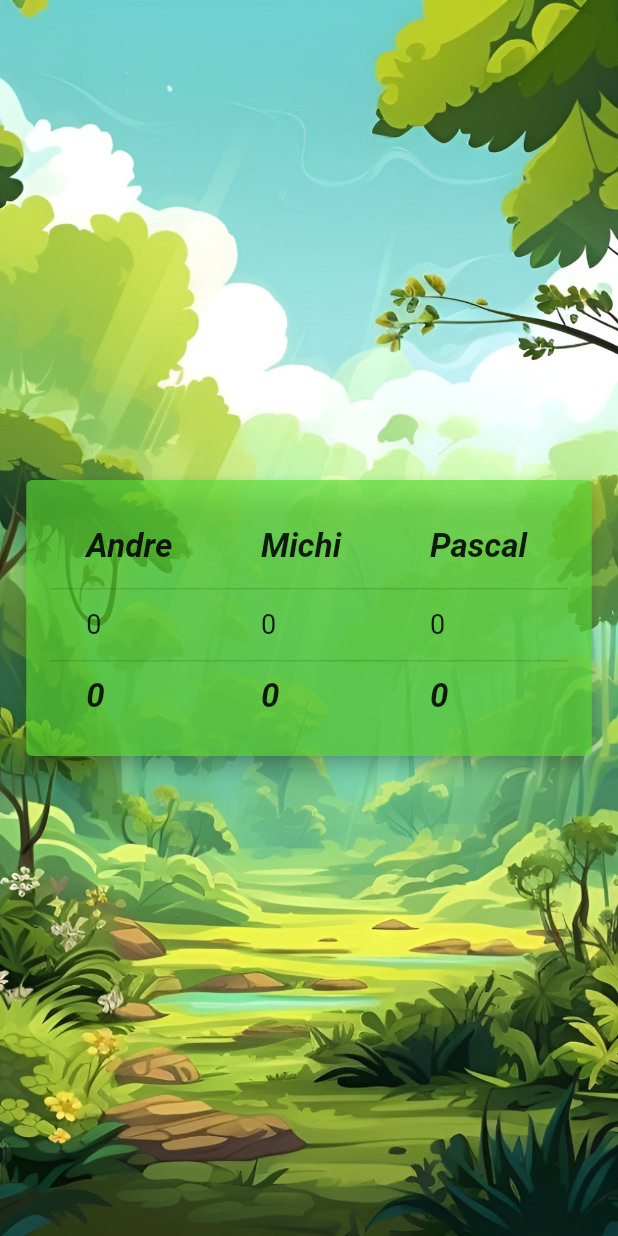
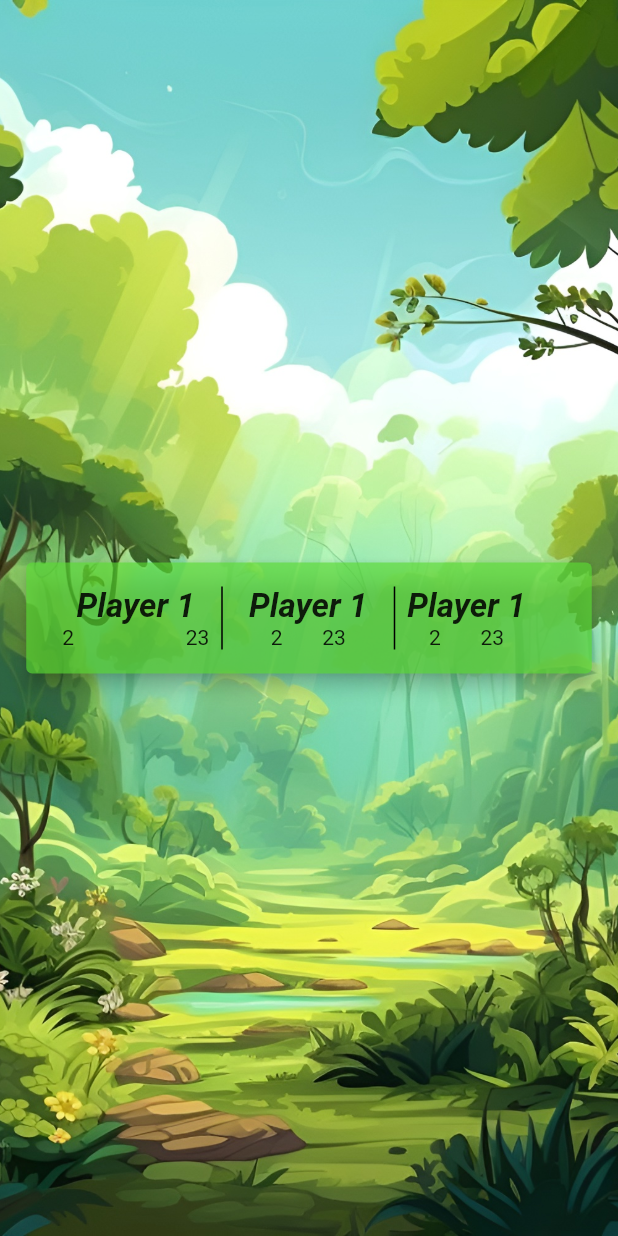
Before and after one commit to buggxs/cabo, a Flutter app: the screen it shows after launch, after a tap on "Statistik Tracken", on a phone screen of 412 x 824 dp. Run offline on Flutter 3.47's test engine with Material 2 defaults, Android fonts, the phone set to English and light mode, and no system bars; our stand-ins replace bloc, equatable, flutter_bloc, get_it; missing offline and left inert: flutter_circular_text.

Commit message:
remove table

```diff
--- a/lib/components/main_menu/main_menu_screen.dart
+++ b/lib/components/main_menu/main_menu_screen.dart
@@ -25,8 +25,7 @@ class MainMenuScreenContent extends StatelessWidget {
   Widget build(BuildContext context) {
     MainMenuCubit cubit = context.watch<MainMenuCubit>();
 
-    return SafeArea(
-      child: Container(
+    return Container(
       decoration: const BoxDecoration(
         image: DecorationImage(
           image: AssetImage('assets/images/cabo_bg_upscaled.png'),
@@ -34,6 +33,7 @@ class MainMenuScreenContent extends StatelessWidget {
         ),
       ),
       constraints: const BoxConstraints.expand(),
+      child: SafeArea(
         child: Column(
           crossAxisAlignment: CrossAxisAlignment.center,
           children: [
--- a/lib/components/statistics/statistics_screen.dart
+++ b/lib/components/statistics/statistics_screen.dart
@@ -1,5 +1,4 @@
 import 'package:cabo/components/statistics/cubit/statistics_cubit.dart';
-import 'package:cabo/components/statistics/widgets/input_column.dart';
 import 'package:flutter/material.dart';
 import 'package:flutter_bloc/flutter_bloc.dart';
 
@@ -56,105 +55,112 @@ class StatisticsScreenContent extends StatelessWidget {
             elevation: 5.0,
             child: Padding(
               padding: const EdgeInsets.all(16.0),
-              child: DataTable(
-                columns: [
-                  DataColumn(
-                    label: Flexible(
-                      child: TextFormField(
-                        style: title,
-                        focusNode: name1,
-                        decoration: inputDecoration,
-                        initialValue: 'Andre',
-                        keyboardType: TextInputType.name,
-                        onFieldSubmitted: (String val) {
-                          if (val.isNotEmpty) {
-                            name1.unfocus();
-                            FocusScope.of(context).requestFocus(name2);
-                          }
-                        },
+              child: SingleChildScrollView(
+                scrollDirection: Axis.horizontal,
+                child: Column(
+                  mainAxisSize: MainAxisSize.min,
+                  children: [
+                    Row(
+                      mainAxisSize: MainAxisSize.max,
+                      children: [
+                        Container(
+                          decoration: BoxDecoration(
+                            border: Border(
+                              right: BorderSide(),
                             ),
                           ),
+                          width: 115,
+                          padding: const EdgeInsets.symmetric(horizontal: 8.0),
+                          child: Column(
+                            crossAxisAlignment: CrossAxisAlignment.start,
+                            children: [
+                              Column(
+                                children: [
+                                  Text(
+                                    'Player 1',
+                                    style: title,
                                   ),
-                  DataColumn(
-                    label: Flexible(
-                      child: TextFormField(
-                        style: title,
-                        focusNode: name2,
-                        decoration: inputDecoration,
-                        initialValue: 'Michi',
-                        keyboardType: TextInputType.name,
-                        onFieldSubmitted: (String val) {
-                          if (val.isNotEmpty) {
-                            name2.unfocus();
-                            FocusScope.of(context).requestFocus(name3);
-                          }
-                        },
+                                  Row(
+                                    mainAxisSize: MainAxisSize.max,
+                                    mainAxisAlignment:
+                                        MainAxisAlignment.spaceBetween,
+                                    children: [
+                                      Text('2'),
+                                      Text('23'),
+                                    ],
+                                  ),
+                                ],
+                              ),
+                            ],
                           ),
                         ),
-                  ),
-                  DataColumn(
-                    label: Flexible(
-                      child: TextFormField(
-                        style: title,
-                        focusNode: name3,
-                        decoration: inputDecoration,
-                        initialValue: 'Pascal',
-                        keyboardType: TextInputType.name,
-                        onFieldSubmitted: (String val) {
-                          if (val.isNotEmpty) {
-                            name3.unfocus();
-                          }
-                        },
+                        Container(
+                          width: 115,
+                          decoration: BoxDecoration(
+                            border: Border(
+                              right: BorderSide(),
                             ),
                           ),
+                          padding: const EdgeInsets.symmetric(horizontal: 8.0),
+                          child: Column(
+                            crossAxisAlignment: CrossAxisAlignment.center,
+                            children: [
+                              Column(
+                                children: [
+                                  Text(
+                                    'Player 1',
+                                    style: title,
                                   ),
+                                  SizedBox(
+                                    width: 50,
+                                    child: Row(
+                                      mainAxisSize: MainAxisSize.max,
+                                      mainAxisAlignment:
+                                          MainAxisAlignment.spaceBetween,
+                                      children: [
+                                        Text('2'),
+                                        Text('23'),
                                       ],
-                rows: [
-                  DataRow(
-                    cells: <DataCell>[
-                      DataCell(
-                        InputCell(
-                          textStyle: title,
-                          inputDecoration: inputDecoration,
-                          increaseFunction: cubit.increaseSum,
-                          playerType: PlayerType.playerOne,
-                        ),
-                      ),
-                      DataCell(
-                        InputCell(
-                          textStyle: title,
-                          inputDecoration: inputDecoration,
-                          increaseFunction: cubit.increaseSum,
-                          playerType: PlayerType.playerTwo,
-                        ),
-                      ),
-                      DataCell(
-                        InputCell(
-                          textStyle: title,
-                          inputDecoration: inputDecoration,
-                          increaseFunction: cubit.increaseSum,
-                          playerType: PlayerType.playerThree,
                                     ),
                                   ),
                                 ],
                               ),
-                  DataRow(
-                    cells: <DataCell>[
-                      DataCell(Text(
-                        '${state.sumPlayerOne}',
+                            ],
+                          ),
+                        ),
+                        Container(
+                          width: 115,
+                          padding: const EdgeInsets.symmetric(horizontal: 8.0),
+                          child: Column(
+                            crossAxisAlignment: CrossAxisAlignment.start,
+                            children: [
+                              Column(
+                                children: [
+                                  Text(
+                                    'Player 1',
                                     style: title,
-                      )),
-                      DataCell(Text(
-                        '${state.sumPlayerTwo}',
-                        style: title,
-                      )),
-                      DataCell(Text(
-                        '${state.sumPlayerThree}',
-                        style: title,
-                      )),
+                                  ),
+                                  SizedBox(
+                                    width: 50,
+                                    child: Row(
+                                      mainAxisSize: MainAxisSize.max,
+                                      mainAxisAlignment:
+                                          MainAxisAlignment.spaceBetween,
+                                      children: [
+                                        Text('2'),
+                                        Text('23'),
+                                      ],
+                                    ),
+                                  ),
                                 ],
                               ),
                             ],
+                          ),
+                        ),
+                      ],
+                    )
+                  ],
+                ),
               ),
             ),
           ),
```
Lines whose indentation alone changed are shown as unchanged.
